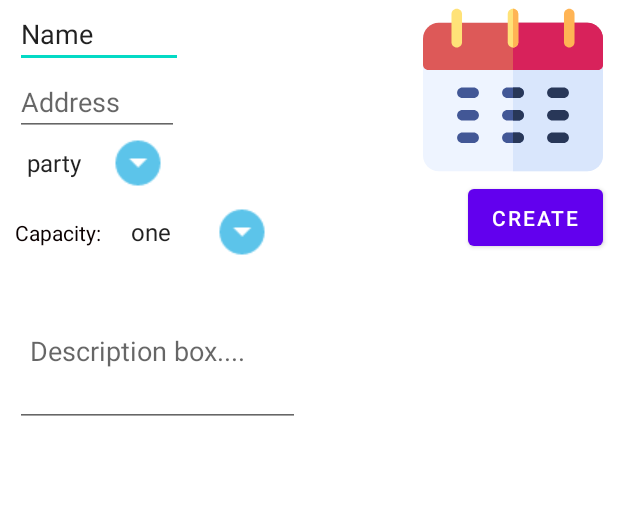
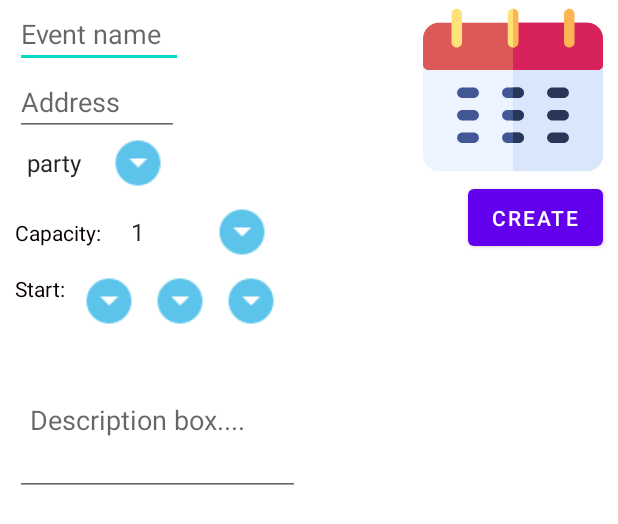
Before and after one commit to Hani311/LetsLink, an Android app: the layout newnewtest.xml on its own in the app's theme, with its tools: preview values and no code run, on a phone screen of 412 x 824 dp. Shown: the top 524 px of the screen. Run offline under Robolectric (Android 15) with nearby library versions, the phone set to English and light mode, and no system bars.

Commit message:
fixed: fixed some bugs

```diff
--- a/app/src/main/res/layout/newnewtest.xml
+++ b/app/src/main/res/layout/newnewtest.xml
@@ -23,7 +23,7 @@
 
     <LinearLayout
         android:layout_width="match_parent"
-        android:layout_height="wrap_content"
+        android:layout_height="407dp"
         android:orientation="vertical">
 
         <EditText
@@ -32,7 +32,7 @@
             android:layout_height="wrap_content"
             android:layout_marginLeft="10dp"
             android:inputType="textPersonName"
-            android:text="Name" />
+            android:hint="Event name" />
 
         <EditText
             android:id="@+id/addressToLatLong"
@@ -72,7 +72,49 @@
                 android:layout_height="wrap_content"
                 android:layout_marginStart="12dp"
                 android:background="@drawable/style_spinner"
-                android:entries="@array/capacity" />
+                android:entries="@array/capacity"
+                 />
+
+
+        </TableRow>
+
+        <TableRow
+            android:layout_width="match_parent"
+            android:layout_height="wrap_content"
+            android:layout_marginTop="10dp"
+            android:weightSum="5">
+
+            <TextView
+                android:id="@+id/textView4s"
+                android:layout_width="wrap_content"
+                android:layout_height="wrap_content"
+                android:layout_marginStart="10dp"
+                android:text="@string/starts"
+                android:textColor="#0B0000"
+                android:textSize="14sp" />
+
+
+            <Spinner
+                android:id="@+id/startDateSpinnerDD"
+                android:layout_width="35dp"
+                android:layout_height="wrap_content"
+                android:layout_marginStart="12dp"
+                android:background="@drawable/style_spinner"
+            />
+            <Spinner
+                android:id="@+id/startDateSpinnerMM"
+                android:layout_width="35dp"
+                android:layout_height="wrap_content"
+                android:layout_marginStart="12dp"
+                android:background="@drawable/style_spinner"
+                 />
+            <Spinner
+                android:id="@+id/startDateSpinnerYY"
+                android:layout_width="35dp"
+                android:layout_height="wrap_content"
+                android:layout_marginStart="12dp"
+                android:background="@drawable/style_spinner"
+                 />
 
 
         </TableRow>
--- a/app/src/main/res/layout/popup.xml
+++ b/app/src/main/res/layout/popup.xml
@@ -17,6 +17,12 @@
             android:layout_width="match_parent"
             android:layout_height="150dp"
             android:orientation="horizontal">
+
+            <Button
+                android:layout_width="40dp"
+                android:layout_height="40dp"
+                tools:layout_editor_absoluteX="368dp"
+                tools:layout_editor_absoluteY="-8dp" />
 
             <TextView
                 android:id="@+id/CreateDescription"
--- a/app/src/main/res/values/strings.xml
+++ b/app/src/main/res/values/strings.xml
@@ -25,12 +25,18 @@
         <item>sport</item>
     </array>
     <string name="capacity">Capacity:</string>
-    <array name="capacity">
-        <item>one</item>
-        <item>two</item>
-        <item>three</item>
-        <item>four</item>
-    </array>
+    <string-array name="capacity">
+        <item>1</item>
+        <item>2</item>
+        <item>3</item>
+        <item>4</item>
+        <item>5</item>
+        <item>6</item>
+        <item>7</item>
+        <item>8</item>
+        <item>9</item>
+
+    </string-array>
     <string name="description_box">Description box....</string>
 
     <!--
@@ -46,4 +52,5 @@
 
     <string name="hello_first_fragment">Hello first fragment</string>
     <string name="hello_second_fragment">Hello second fragment. Arg: %1$s</string>
+    <string name="starts">Start:</string>
 </resources>
```
Also changed, not shown: app/src/main/java/com/example/androidproject/Events.java (+21 -1 lines), app/src/main/java/com/example/androidproject/MapsFragment.java (+121 -106 lines), app/src/main/res/layout/view_eventmarker.xml (+9 -6 lines), app/src/main/res/drawable-v24/even.png (added).
